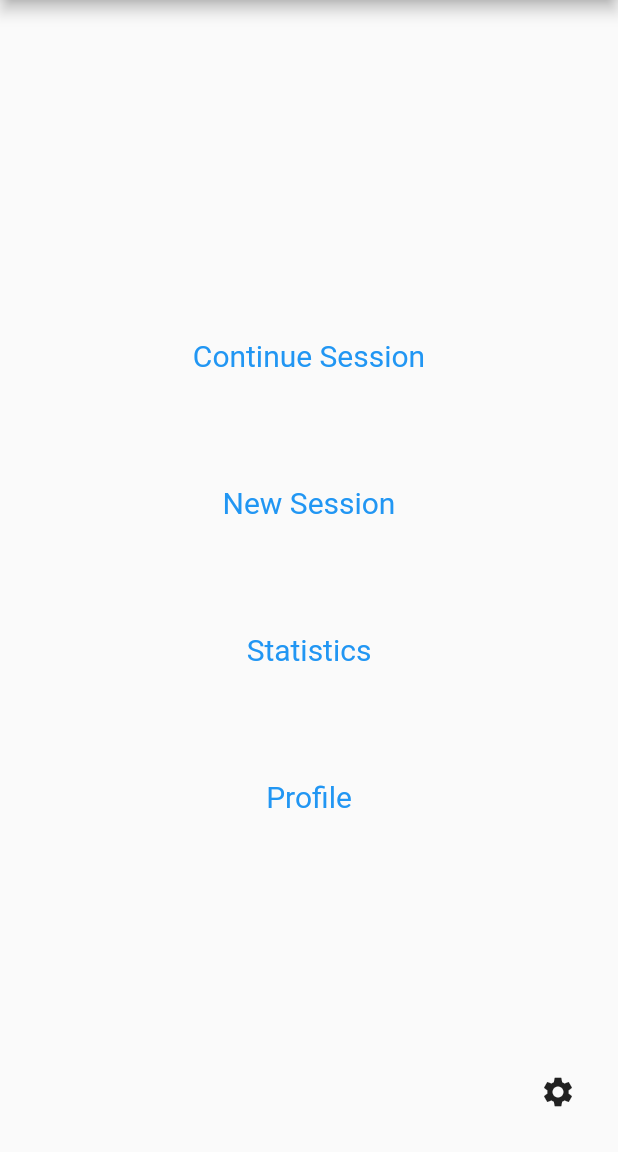
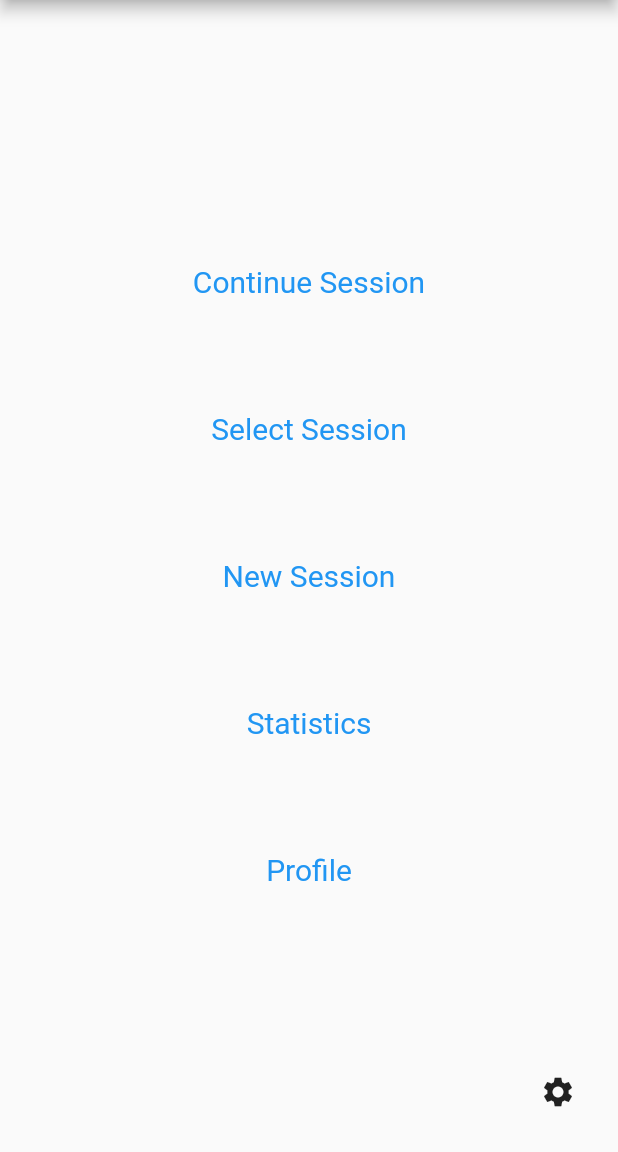
Before and after one commit to ojaohe-3/Mobile-Activity-App, a Flutter app: the screen it shows after launch, on a phone screen of 412 x 824 dp, the part 84-1236 px from its top. Run offline on Flutter 3.47's test engine with Material 2 defaults, Android fonts, the phone set to English and light mode, and no system bars; our stand-ins replace dio, flutter_dotenv, google_maps_flutter; missing offline and left inert: flutter_polyline_points; network calls fail.

Commit message:
session fixes

```diff
--- a/src/mobileactivity/lib/DataClasses/PlayState.dart
+++ b/src/mobileactivity/lib/DataClasses/PlayState.dart
@@ -1,21 +1,18 @@
-import 'dart:convert';
-import 'dart:math';
 
 import 'package:google_maps_flutter/google_maps_flutter.dart';
-import 'package:mobileactivity/DataClasses/org.dart';
 
 class PlayState {
   final LatLng start;
   final LatLng end;
   LatLng current;
   int totalSteps;
-  final String id; // identifier token
+  String id;
   final String title;
   final List<LatLng> path;
   final LatLngBounds bounds;
 
   final String distance;
-  final Org org;
+  final String orgId;
   PlayState(
       {required this.start,
       required this.end,
@@ -26,26 +23,11 @@ class PlayState {
       required this.current,
       required this.bounds,
       required this.distance,
-      required this.org});
-
-  static Future<PlayState?> generateInstanceFromAPI(String id) async {
-    // todo
-    // access api for specific session, return the playstate and save to local sessions, null if it failed
-  }
-
-  static PlayState? generateInstanceFromFile(String? file) {
-    // return PlayState(LatLng(0,0), LatLng(0,0), 'source', '_id', 'details'); //todo
-  }
-
-  void stateListener() {
-    // todo
-    // a listener that fires when new information on the state is retrieved.
-    // if we have an external module it will use the source. otherwise will ignore this method
-  }
+      required this.orgId});
 
   // factory PlayState.fromJson(Map<String, dynamic> json) :
   Map<String, dynamic> toJson() => {
-        'id': this.id,
+        '_id': this.id,
         'title': this.title,
         'start': this.start.toJson(),
         'end': this.start.toJson(),
@@ -54,7 +36,7 @@ class PlayState {
         'path': this.path.map((e) => e.toJson()).toList(),
         'bounds': this.bounds.toJson(),
         'distance': this.distance,
-        'org': this.org.toJson()
+        'orgId': this.orgId
       };
 
   factory PlayState.fromJson(
@@ -64,13 +46,13 @@ class PlayState {
           start: LatLng.fromJson(json['start'])!,
           end: LatLng.fromJson(json['end'])!,
           path: parsePathJson(json['path']),
-          id: json['id'],
+          id: json['_id'],
           title: json['title'],
           totalSteps: json['totalSteps'],
           current: LatLng.fromJson(json['current'])!,
           bounds: LatLngBounds.fromList(json['bounds'])!,
           distance: json['distance'],
-          org: Org.fromJson(json['org']));
+          orgId: json['orgId']);
 }
 List<LatLng> parsePathJson(List<dynamic> raw){
   return raw.map((e) => LatLng.fromJson(e)!).toList();
--- a/src/mobileactivity/lib/DataClasses/Profile.dart
+++ b/src/mobileactivity/lib/DataClasses/Profile.dart
@@ -32,7 +32,7 @@ class Profile {
     if (oid != null) {
       this.oid = oid;
       await ApiCalls.putAppAPI("profile/${this.id}/", this.toJson());
-      await ApiCalls.postAppAPI("organization/${this.oid}/members", this.toJson());
+      await ApiCalls.postAppAPI("organization/${this.oid}/member", this.toJson());
     }
     FileModule.writeDataToFile('profile_local.json', this.toJson());
   }
--- a/src/mobileactivity/lib/Pages/Home.dart
+++ b/src/mobileactivity/lib/Pages/Home.dart
@@ -55,8 +55,23 @@ class _HomeState extends State<Home> {
             mainAxisAlignment: MainAxisAlignment.spaceEvenly,
             children: [
               TextButton(
-                onPressed: () async {
-                  await Navigator.pushNamed(context, '/setup');
+                onPressed: () {
+                  Navigator.pushNamed(context, '/room/select');
+                },
+                style: TextButton.styleFrom(
+                    textStyle: const TextStyle(fontSize: 20)
+                ),
+                child: const Text('Select Session'),
+              ),
+            ],
+          ),
+          SizedBox(height: 50,),
+          Row(
+            mainAxisAlignment: MainAxisAlignment.spaceEvenly,
+            children: [
+              TextButton(
+                onPressed: () {
+                  Navigator.pushNamed(context, '/setup');
                 },
                 style: TextButton.styleFrom(
                     textStyle: const TextStyle(fontSize: 20)
--- a/src/mobileactivity/lib/Pages/StateSetupMap.dart
+++ b/src/mobileactivity/lib/Pages/StateSetupMap.dart
@@ -4,7 +4,6 @@ import 'package:flutter_polyline_points/flutter_polyline_points.dart';
 import 'package:google_maps_flutter/google_maps_flutter.dart';
 import 'package:mobileactivity/modules/networking.monule.dart';
 import 'package:mobileactivity/widgets/Header.dart';
-import 'package:mobileactivity/widgets/OutAlert.dart';
 
 import '../DataClasses/PlayState.dart';
 
--- a/src/mobileactivity/lib/modules/networking.monule.dart
+++ b/src/mobileactivity/lib/modules/networking.monule.dart
@@ -1,5 +1,6 @@
 //todo add socket and querring
 import 'dart:async';
+import 'dart:convert';
 
 import 'package:flutter_dotenv/flutter_dotenv.dart';
 import 'package:dio/dio.dart';
@@ -14,7 +15,7 @@ enum Endpoints {
 }
 
 class WebSocketsController extends Subject {
-  static WebSocketsController instance = new WebSocketsController();
+  static WebSocketsController instance = WebSocketsController();
   var reconnectScheduled = false;
   bool connected = false;
   late WebSocketChannel channel;
@@ -43,7 +44,7 @@ class WebSocketsController extends Subject {
 
     Future<void> setupSockets() async {
       await initWebSocket();
-      channel.stream.listen((m) => this.run(m));
+      channel.stream.listen((m) => this.run({'body': json.decode(m), 'type':'websocket'}));
     }
 
     void sendMessage(String message){
--- a/src/mobileactivity/lib/modules/utilities.module.dart
+++ b/src/mobileactivity/lib/modules/utilities.module.dart
@@ -1,9 +1,6 @@
 import 'dart:math';
 
 import 'package:google_maps_flutter/google_maps_flutter.dart';
-import 'package:mobileactivity/DataClasses/DatasSate.dart';
-import 'package:mobileactivity/DataClasses/PlayState.dart';
-import 'package:mobileactivity/DataClasses/Profile.dart';
 
 class Util{
 
@@ -50,7 +47,7 @@ class Util{
       var p1 = path[i-1];
       var p2 = path[i];
       if(Util.isBetween(p1, p2, current)){
-        var vec = LatLng(p2.latitude - p1.latitude, p2.longitude - p2.longitude);
+        var vec = LatLng(p2.latitude - p1.latitude, p2.longitude - p1.longitude);
 
         var dd = Util.distancePoints(p1, p2);
         var f = (distance - d) / dd;
```
Also changed, not shown: src/mobileactivity/lib/Pages/Map.dart (+29 -8 lines), src/mobileactivity/lib/Pages/ProfileSetup.dart (+6 -2 lines), src/mobileactivity/lib/Pages/SelectState.dart (+16 -6 lines), src/mobileactivity/lib/Pages/StateSetup.dart (+7 -7 lines), src/mobileactivity/lib/modules/bluetooth.module.dart (+8 -1 lines), src/mobileactivity/lib/widgets/ProgressWidged.dart (+14 -1 lines), 6 other files.
